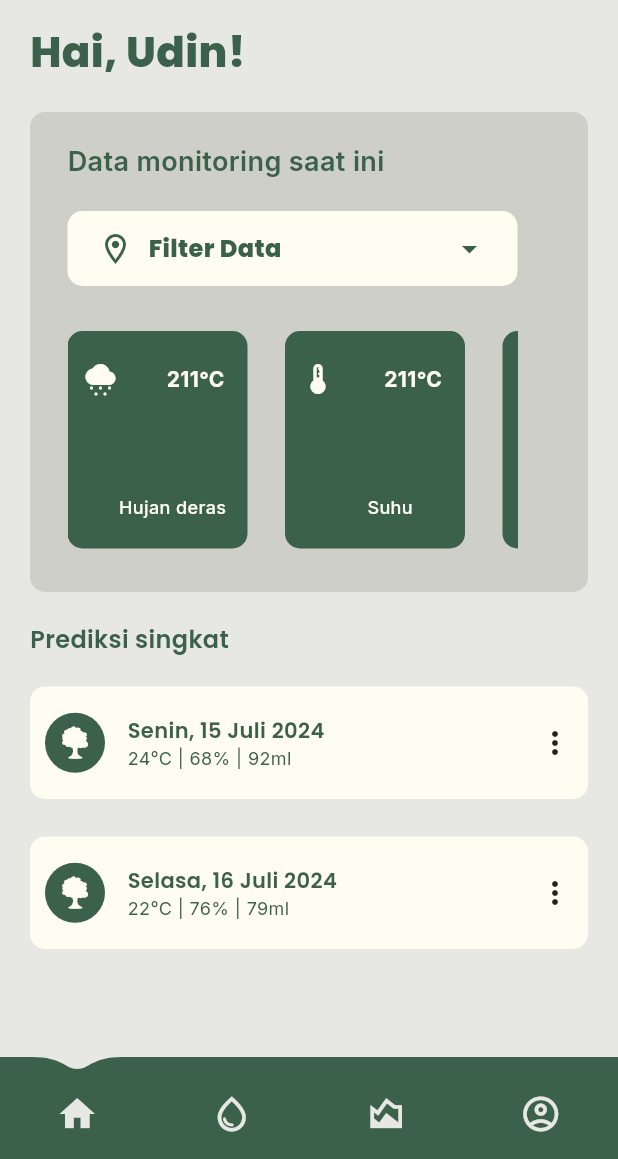
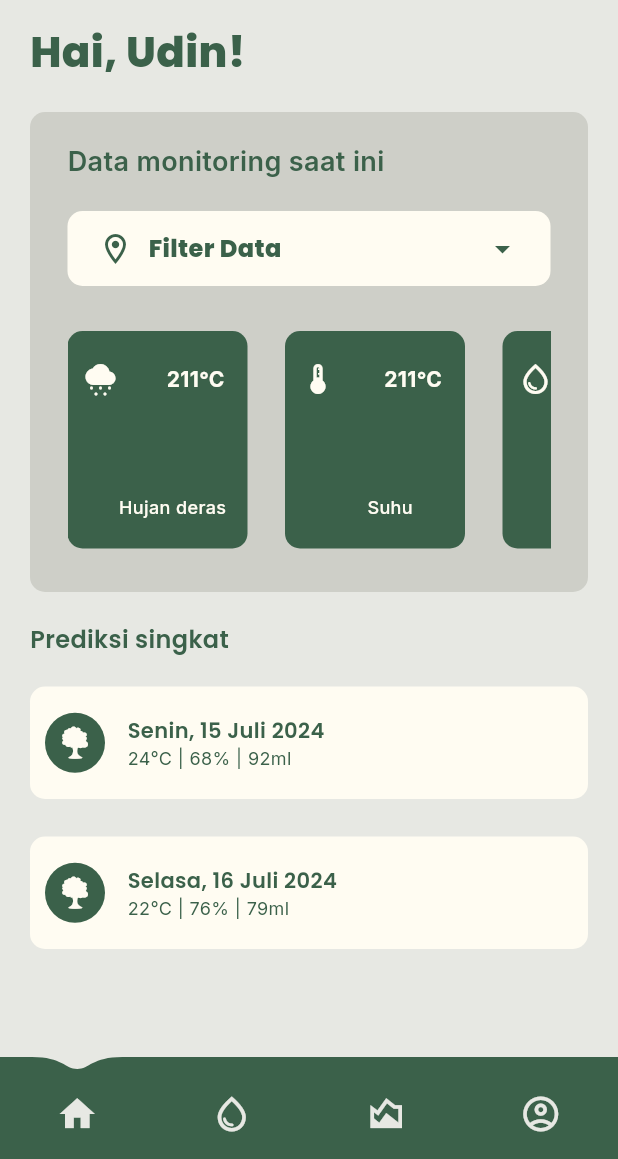
Before and after one commit to udinnn/smart-drip-irrigation, a Flutter app: the Homepage screen opened directly, on a phone screen of 412 x 824 dp, the part 77-1236 px from its top. Run offline on Flutter 3.47's test engine with Material 3 defaults, Android fonts, the phone set to English and light mode, and no system bars; drawn by our look-alikes of water_drop_nav_bar; our stand-ins replace animated_splash_screen, fl_chart, page_transition; project files that could hold a hidden picture were left out.

Commit message:
fixed some padding bugs on iphone devices

```diff
--- a/lib/monitoring_page.dart
+++ b/lib/monitoring_page.dart
@@ -51,7 +51,7 @@ class MonitoringPage extends StatelessWidget {
       padding: const EdgeInsets.only(bottom: 20),
       child: SizedBox(
         height: 200,
-        width: 350,
+        width: 5000,
         child: CustomCard(
           child: Column(
             crossAxisAlignment: CrossAxisAlignment.start,
--- a/lib/prediction_page.dart
+++ b/lib/prediction_page.dart
@@ -128,8 +128,8 @@ class _FuturePredictions extends StatelessWidget {
       padding:
           EdgeInsets.only(left: 20.0, top: 370.0, right: 20.0, bottom: 20.0),
       child: SizedBox(
-        width: 3500,
-        height: 3000,
+        width: 5000,
+        height: 5000,
         child: SingleChildScrollView(
           scrollDirection: Axis.vertical,
           child: Column(
@@ -165,7 +165,7 @@ class _PredictionCard extends StatelessWidget {
   @override
   Widget build(BuildContext context) {
     return Container(
-      width: 350,
+      width: 5000,
       height: 75,
       decoration: BoxDecoration(
         borderRadius: BorderRadius.circular(10),
--- a/lib/quickinfo_page.dart
+++ b/lib/quickinfo_page.dart
@@ -97,9 +97,9 @@ class _FilterDropdown extends StatelessWidget {
   @override
   Widget build(BuildContext context) {
     return Padding(
-      padding: const EdgeInsets.only(left: 25.0, top: 20),
+      padding: const EdgeInsets.only(left: 25.0, top: 20, right: 25.0),
       child: Container(
-        width: 300,
+        width: 5000,
         height: 50,
         decoration: BoxDecoration(
           borderRadius: BorderRadius.circular(10),
@@ -130,7 +130,7 @@ class _DropdownContent extends StatelessWidget {
       mainAxisAlignment: MainAxisAlignment.spaceBetween,
       children: [
         Padding(
-          padding: EdgeInsets.only(left: 20.0),
+          padding: EdgeInsets.only(left: 20.0, right: 20.0),
           child: Row(
             children: [
               Icon(Icons.location_on_outlined, color: Color(0xFF3B614A)),
@@ -164,7 +164,7 @@ class _DataCards extends StatelessWidget {
     return const Padding(
       padding: EdgeInsets.only(left: 25.0, right: 25.0),
       child: SizedBox(
-        width: 300,
+        width: 5000,
         height: 175,
         child: SingleChildScrollView(
           scrollDirection: Axis.horizontal,
@@ -337,7 +337,6 @@ class _PredictionCard extends StatelessWidget {
                 ],
               ),
             ),
-            const Icon(Icons.more_vert),
           ],
         ),
       ),
```
